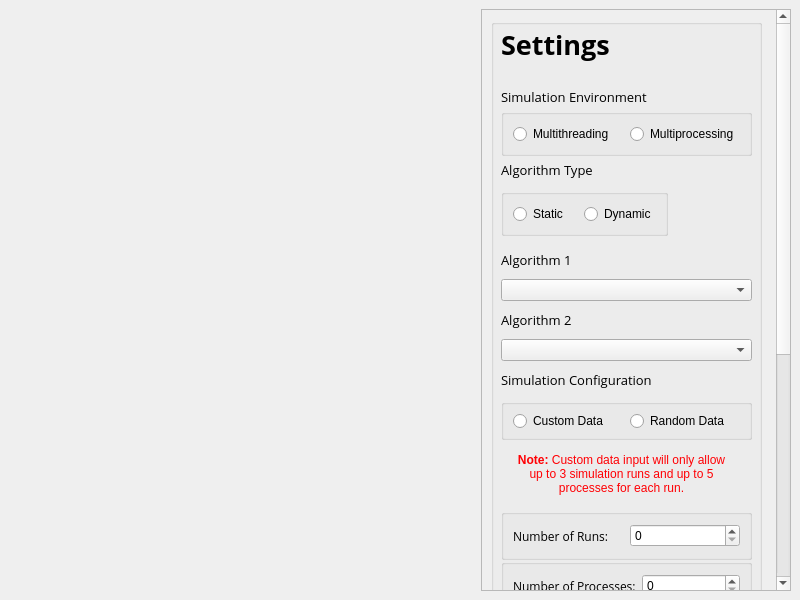
First picture: the form in source/Library/UI/schedulesim.ui, repository joeric1028/ScheduleSim, before the edit.
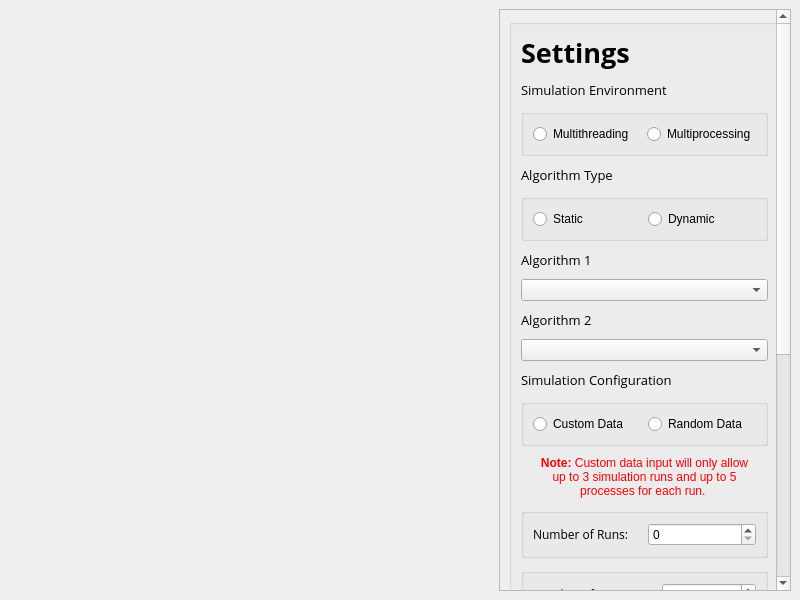
Second picture: the form after the edit. Custom widgets are drawn as their Qt base class.

The edit to the form file:
```diff
--- a/source/Library/UI/schedulesim.ui
+++ b/source/Library/UI/schedulesim.ui
@@ -53,27 +53,42 @@
      <widget class="QScrollArea" name="scrollArea">
       <property name="minimumSize">
        <size>
-        <width>310</width>
+        <width>292</width>
         <height>0</height>
        </size>
       </property>
       <property name="maximumSize">
        <size>
-        <width>310</width>
+        <width>292</width>
         <height>16777215</height>
        </size>
       </property>
+      <property name="frameShadow">
+       <enum>QFrame::Sunken</enum>
+      </property>
+      <property name="lineWidth">
+       <number>1</number>
+      </property>
+      <property name="verticalScrollBarPolicy">
+       <enum>Qt::ScrollBarAsNeeded</enum>
+      </property>
+      <property name="horizontalScrollBarPolicy">
+       <enum>Qt::ScrollBarAlwaysOff</enum>
+      </property>
       <property name="sizeAdjustPolicy">
        <enum>QAbstractScrollArea::AdjustToContents</enum>
       </property>
       <property name="widgetResizable">
-       <bool>true</bool>
+       <bool>false</bool>
+      </property>
+      <property name="alignment">
+       <set>Qt::AlignCenter</set>
       </property>
       <widget class="QWidget" name="scrollAreaWidgetContents">
        <property name="geometry">
         <rect>
          <x>0</x>
-         <y>-388</y>
+         <y>0</y>
          <width>294</width>
          <height>968</height>
         </rect>
@@ -96,15 +111,21 @@
           <property name="title">
            <string/>
           </property>
+          <property name="alignment">
+           <set>Qt::AlignCenter</set>
+          </property>
+          <property name="flat">
+           <bool>false</bool>
+          </property>
+          <property name="checkable">
+           <bool>false</bool>
+          </property>
+          <layout class="QGridLayout" name="gridLayout" columnstretch="0">
+           <property name="verticalSpacing">
+            <number>10</number>
+           </property>
+           <item row="0" column="0">
           <widget class="QLabel" name="SettingsString">
-           <property name="geometry">
-            <rect>
-             <x>10</x>
-             <y>0</y>
-             <width>131</width>
-             <height>51</height>
-            </rect>
-           </property>
            <property name="font">
             <font>
              <family>Open Sans</family>
@@ -117,15 +138,9 @@
             <string>Settings</string>
            </property>
           </widget>
+           </item>
+           <item row="1" column="0">
           <widget class="QLabel" name="SimulationEnvString">
-           <property name="geometry">
-            <rect>
-             <x>10</x>
-             <y>70</y>
-             <width>190</width>
-             <height>16</height>
-            </rect>
-           </property>
            <property name="font">
             <font>
              <family>Open Sans</family>
@@ -138,15 +153,35 @@
             <string>Simulation Environment</string>
            </property>
           </widget>
+           </item>
+           <item row="2" column="0">
+            <widget class="QGroupBox" name="MultithreadMultiprocGroup">
+             <property name="title">
+              <string/>
+             </property>
+             <property name="flat">
+              <bool>false</bool>
+             </property>
+             <layout class="QHBoxLayout" name="horizontalLayout_7">
+              <item>
+               <widget class="QRadioButton" name="MultithreadingRadio">
+                <property name="text">
+                 <string>Multithreading</string>
+                </property>
+               </widget>
+              </item>
+              <item>
+               <widget class="QRadioButton" name="MultiprocessingRadio">
+                <property name="text">
+                 <string>Multiprocessing</string>
+                </property>
+               </widget>
+              </item>
+             </layout>
+            </widget>
+           </item>
+           <item row="3" column="0">
           <widget class="QLabel" name="AlgorithmTypeString">
-           <property name="geometry">
-            <rect>
-             <x>10</x>
-             <y>140</y>
-             <width>190</width>
-             <height>21</height>
-            </rect>
-           </property>
            <property name="font">
             <font>
              <family>Open Sans</family>
@@ -159,15 +194,32 @@
             <string>Algorithm Type</string>
            </property>
           </widget>
+           </item>
+           <item row="4" column="0">
+            <widget class="QGroupBox" name="StaticDynamicGroup">
+             <property name="title">
+              <string/>
+             </property>
+             <layout class="QHBoxLayout" name="horizontalLayout_6">
+              <item>
+               <widget class="QRadioButton" name="StaticAlgorithmRadio">
+                <property name="text">
+                 <string>Static</string>
+                </property>
+               </widget>
+              </item>
+              <item>
+               <widget class="QRadioButton" name="DynamicAlgorithmRadio">
+                <property name="text">
+                 <string>Dynamic</string>
+                </property>
+               </widget>
+              </item>
+             </layout>
+            </widget>
+           </item>
+           <item row="5" column="0">
           <widget class="QLabel" name="AlgorithmString">
-           <property name="geometry">
-            <rect>
-             <x>10</x>
-             <y>230</y>
-             <width>131</width>
-             <height>21</height>
-            </rect>
-           </property>
            <property name="font">
             <font>
              <family>Open Sans</family>
@@ -180,25 +232,30 @@
             <string>Algorithm 1</string>
            </property>
           </widget>
-          <widget class="QComboBox" name="AlgorithmSelector">
-           <property name="geometry">
-            <rect>
-             <x>10</x>
-             <y>260</y>
-             <width>251</width>
-             <height>22</height>
-            </rect>
-           </property>
-          </widget>
+           </item>
+           <item row="6" column="0">
+            <widget class="QComboBox" name="AlgorithmSelector"/>
+           </item>
+           <item row="7" column="0">
+            <widget class="QLabel" name="Algorithm2String">
+             <property name="font">
+              <font>
+               <family>Open Sans</family>
+               <pointsize>10</pointsize>
+               <weight>50</weight>
+               <bold>false</bold>
+              </font>
+             </property>
+             <property name="text">
+              <string>Algorithm 2</string>
+             </property>
+            </widget>
+           </item>
+           <item row="8" column="0">
+            <widget class="QComboBox" name="Algorithm2Selector"/>
+           </item>
+           <item row="9" column="0">
           <widget class="QLabel" name="SimulationConfigString">
-           <property name="geometry">
-            <rect>
-             <x>10</x>
-             <y>350</y>
-             <width>191</width>
-             <height>21</height>
-            </rect>
-           </property>
            <property name="font">
             <font>
              <family>Open Sans</family>
@@ -211,28 +268,43 @@
             <string>Simulation Configuration</string>
            </property>
           </widget>
+           </item>
+           <item row="10" column="0">
+            <widget class="QGroupBox" name="CustomRandomGroup">
+             <property name="title">
+              <string/>
+             </property>
+             <layout class="QHBoxLayout" name="horizontalLayout_8">
+              <item>
+               <widget class="QRadioButton" name="CustomDataRadio">
+                <property name="text">
+                 <string>Custom Data</string>
+                </property>
+               </widget>
+              </item>
+              <item>
+               <widget class="QRadioButton" name="RandomizedDataRadio">
+                <property name="text">
+                 <string>Random Data</string>
+                </property>
+               </widget>
+              </item>
+             </layout>
+            </widget>
+           </item>
+           <item row="11" column="0">
           <widget class="QLabel" name="NoteString">
-           <property name="geometry">
-            <rect>
-             <x>10</x>
-             <y>430</y>
-             <width>241</width>
-             <height>51</height>
-            </rect>
-           </property>
            <property name="text">
-            <string>&lt;html&gt;&lt;head/&gt;&lt;body&gt;&lt;p align=&quot;center&quot;&gt;&lt;span style=&quot; font-weight:600; color:#ff0004;&quot;&gt;Note:&lt;/span&gt;&lt;span style=&quot; color:#ff0004;&quot;&gt; Custom data input will only allow &lt;br/&gt;up to 3 simulation runs and up to 5 &lt;br/&gt;processes for each run.&lt;/span&gt;&lt;/p&gt;&lt;/body&gt;&lt;/html&gt;</string>
-           </property>
-          </widget>
+              <string>&lt;html&gt;&lt;head/&gt;&lt;body&gt;&lt;p align=&quot;center&quot;&gt;&lt;span style=&quot;
+               font-weight:600; color:#ff0004;&quot;&gt;Note:&lt;/span&gt;&lt;span style=&quot; color:#ff0004;&quot;&gt;
+               Custom data input will only allow &lt;br/&gt;up to 3 simulation runs and up to 5 &lt;br/&gt;processes for
+               each run.&lt;/span&gt;&lt;/p&gt;&lt;/body&gt;&lt;/html&gt;
+              </string>
+             </property>
+            </widget>
+           </item>
+           <item row="12" column="0">
           <widget class="QGroupBox" name="RunsGroup">
-           <property name="geometry">
-            <rect>
-             <x>10</x>
-             <y>490</y>
-             <width>251</width>
-             <height>51</height>
-            </rect>
-           </property>
            <property name="title">
             <string/>
            </property>
@@ -254,15 +326,9 @@
             </item>
            </layout>
           </widget>
+           </item>
+           <item row="13" column="0">
           <widget class="QGroupBox" name="ProcessesGroup">
-           <property name="geometry">
-            <rect>
-             <x>10</x>
-             <y>540</y>
-             <width>251</width>
-             <height>51</height>
-            </rect>
-           </property>
            <property name="title">
             <string/>
            </property>
@@ -284,15 +350,9 @@
             </item>
            </layout>
           </widget>
+           </item>
+           <item row="14" column="0">
           <widget class="QLabel" name="ProcessPropString">
-           <property name="geometry">
-            <rect>
-             <x>10</x>
-             <y>600</y>
-             <width>151</width>
-             <height>21</height>
-            </rect>
-           </property>
            <property name="font">
             <font>
              <family>Open Sans</family>
@@ -305,15 +365,33 @@
             <string>Process Properties:</string>
            </property>
           </widget>
+           </item>
+           <item row="15" column="0">
+            <widget class="QGroupBox" name="TimeQuantumGroup">
+             <property name="title">
+              <string/>
+             </property>
+             <layout class="QHBoxLayout" name="horizontalLayout_5">
+              <item>
+               <widget class="QLabel" name="TimeQuantumString">
+                <property name="font">
+                 <font>
+                  <family>Open Sans</family>
+                 </font>
+                </property>
+                <property name="text">
+                 <string>Time Quantum:</string>
+                </property>
+               </widget>
+              </item>
+              <item>
+               <widget class="QSpinBox" name="TimeQuantumSpinBox"/>
+              </item>
+             </layout>
+            </widget>
+           </item>
+           <item row="16" column="0">
           <widget class="QGroupBox" name="ArrivalGroup">
-           <property name="geometry">
-            <rect>
-             <x>10</x>
-             <y>680</y>
-             <width>251</width>
-             <height>61</height>
-            </rect>
-           </property>
            <property name="title">
             <string/>
            </property>
@@ -335,15 +413,9 @@
             </item>
            </layout>
           </widget>
+           </item>
+           <item row="17" column="0">
           <widget class="QGroupBox" name="BurstGroup">
-           <property name="geometry">
-            <rect>
-             <x>10</x>
-             <y>740</y>
-             <width>251</width>
-             <height>61</height>
-            </rect>
-           </property>
            <property name="title">
             <string/>
            </property>
@@ -365,45 +437,41 @@
             </item>
            </layout>
           </widget>
-          <widget class="QGroupBox" name="TimeQuantumGroup">
-           <property name="geometry">
-            <rect>
-             <x>10</x>
-             <y>630</y>
-             <width>251</width>
-             <height>51</height>
-            </rect>
-           </property>
-           <property name="title">
-            <string/>
-           </property>
-           <layout class="QHBoxLayout" name="horizontalLayout_5">
+           </item>
+           <item row="18" column="0">
+            <layout class="QHBoxLayout" name="horizontalLayout_9">
+             <property name="spacing">
+              <number>6</number>
+             </property>
             <item>
-             <widget class="QLabel" name="TimeQuantumString">
+              <widget class="QPushButton" name="LoadPropertiesButton">
               <property name="font">
                <font>
                 <family>Open Sans</family>
                </font>
               </property>
               <property name="text">
-               <string>Time Quantum:</string>
+                <string>Load Properties</string>
               </property>
              </widget>
             </item>
             <item>
-             <widget class="QSpinBox" name="TimeQuantumSpinBox"/>
-            </item>
-           </layout>
-          </widget>
+              <widget class="QPushButton" name="SavePropertiesButton">
+               <property name="minimumSize">
+                <size>
+                 <width>0</width>
+                 <height>0</height>
+                </size>
+               </property>
+               <property name="text">
+                <string>Save Properties</string>
+               </property>
+              </widget>
+             </item>
+            </layout>
+           </item>
+           <item row="19" column="0">
           <widget class="QPushButton" name="SaveResultsButton">
-           <property name="geometry">
-            <rect>
-             <x>10</x>
-             <y>840</y>
-             <width>251</width>
-             <height>31</height>
-            </rect>
-           </property>
            <property name="font">
             <font>
              <family>Open Sans</family>
@@ -413,14 +481,14 @@
             <string>Save Results</string>
            </property>
           </widget>
+           </item>
+           <item row="20" column="0">
           <widget class="QPushButton" name="StartSimulationButton">
-           <property name="geometry">
-            <rect>
-             <x>10</x>
-             <y>880</y>
-             <width>251</width>
-             <height>51</height>
-            </rect>
+             <property name="minimumSize">
+              <size>
+               <width>0</width>
+               <height>50</height>
+              </size>
            </property>
            <property name="font">
             <font>
@@ -432,7 +500,8 @@
            </property>
            <property name="styleSheet">
             <string notr="true">background-color: rgb(255, 0, 0);
-color: rgb(255, 255, 255);</string>
+               color: rgb(255, 255, 255);
+              </string>
            </property>
            <property name="text">
             <string>Start Simulation</string>
@@ -447,161 +516,8 @@
             <bool>false</bool>
            </property>
           </widget>
-          <widget class="QLabel" name="Algorithm2String">
-           <property name="geometry">
-            <rect>
-             <x>10</x>
-             <y>290</y>
-             <width>131</width>
-             <height>21</height>
-            </rect>
-           </property>
-           <property name="font">
-            <font>
-             <family>Open Sans</family>
-             <pointsize>10</pointsize>
-             <weight>50</weight>
-             <bold>false</bold>
-            </font>
-           </property>
-           <property name="text">
-            <string>Algorithm 2</string>
-           </property>
-          </widget>
-          <widget class="QComboBox" name="Algorithm2Selector">
-           <property name="geometry">
-            <rect>
-             <x>10</x>
-             <y>320</y>
-             <width>251</width>
-             <height>22</height>
-            </rect>
-           </property>
-          </widget>
-          <widget class="QGroupBox" name="StaticDynamicGroup">
-           <property name="geometry">
-            <rect>
-             <x>10</x>
-             <y>170</y>
-             <width>167</width>
-             <height>47</height>
-            </rect>
-           </property>
-           <property name="title">
-            <string/>
-           </property>
-           <layout class="QHBoxLayout" name="horizontalLayout_6">
-            <item>
-             <widget class="QRadioButton" name="StaticAlgorithmRadio">
-              <property name="text">
-               <string>Static</string>
-              </property>
-             </widget>
-            </item>
-            <item>
-             <widget class="QRadioButton" name="DynamicAlgorithmRadio">
-              <property name="text">
-               <string>Dynamic</string>
-              </property>
-             </widget>
-            </item>
-           </layout>
-          </widget>
-          <widget class="QGroupBox" name="MultithreadMultiprocGroup">
-           <property name="geometry">
-            <rect>
-             <x>10</x>
-             <y>90</y>
-             <width>251</width>
-             <height>47</height>
-            </rect>
-           </property>
-           <property name="title">
-            <string/>
-           </property>
-           <property name="flat">
-            <bool>false</bool>
-           </property>
-           <layout class="QHBoxLayout" name="horizontalLayout_7">
-            <item>
-             <widget class="QRadioButton" name="MultithreadingRadio">
-              <property name="text">
-               <string>Multithreading</string>
-              </property>
-             </widget>
-            </item>
-            <item>
-             <widget class="QRadioButton" name="MultiprocessingRadio">
-              <property name="text">
-               <string>Multiprocessing</string>
-              </property>
-             </widget>
-            </item>
-           </layout>
-          </widget>
-          <widget class="QGroupBox" name="CustomRandomGroup">
-           <property name="geometry">
-            <rect>
-             <x>10</x>
-             <y>380</y>
-             <width>251</width>
-             <height>41</height>
-            </rect>
-           </property>
-           <property name="title">
-            <string/>
-           </property>
-           <layout class="QHBoxLayout" name="horizontalLayout_8">
-            <item>
-             <widget class="QRadioButton" name="CustomDataRadio">
-              <property name="text">
-               <string>Custom Data</string>
-              </property>
-             </widget>
-            </item>
-            <item>
-             <widget class="QRadioButton" name="RandomizedDataRadio">
-              <property name="text">
-               <string>Random Data</string>
-              </property>
-             </widget>
-            </item>
-           </layout>
-          </widget>
-          <widget class="QWidget" name="horizontalLayoutWidget">
-           <property name="geometry">
-            <rect>
-             <x>10</x>
-             <y>810</y>
-             <width>251</width>
-             <height>31</height>
-            </rect>
-           </property>
-           <layout class="QHBoxLayout" name="horizontalLayout_9">
-            <property name="spacing">
-             <number>6</number>
-            </property>
-            <item>
-             <widget class="QPushButton" name="LoadPropertiesButton">
-              <property name="font">
-               <font>
-                <family>Open Sans</family>
-               </font>
-              </property>
-              <property name="text">
-               <string>Load Properties</string>
-              </property>
-             </widget>
-            </item>
-            <item>
-             <widget class="QPushButton" name="SavePropertiesButton">
-              <property name="text">
-               <string>Save Properties</string>
-              </property>
-             </widget>
-            </item>
-           </layout>
-          </widget>
+           </item>
+          </layout>
          </widget>
         </item>
        </layout>
```
Lines whose indentation alone changed are shown as unchanged.
